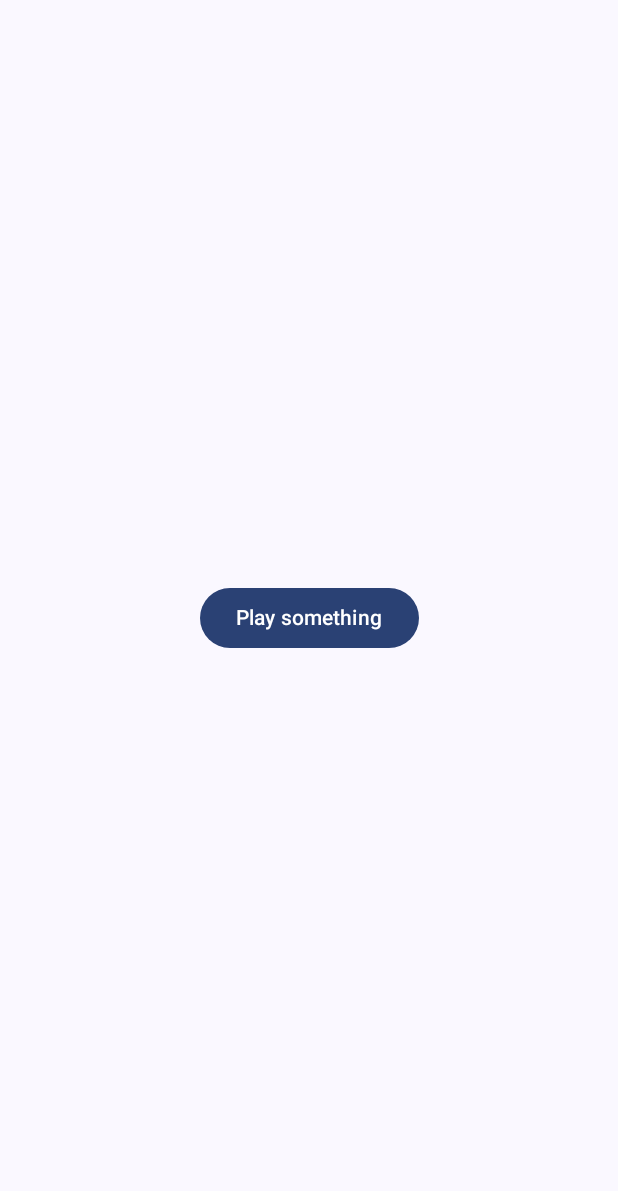
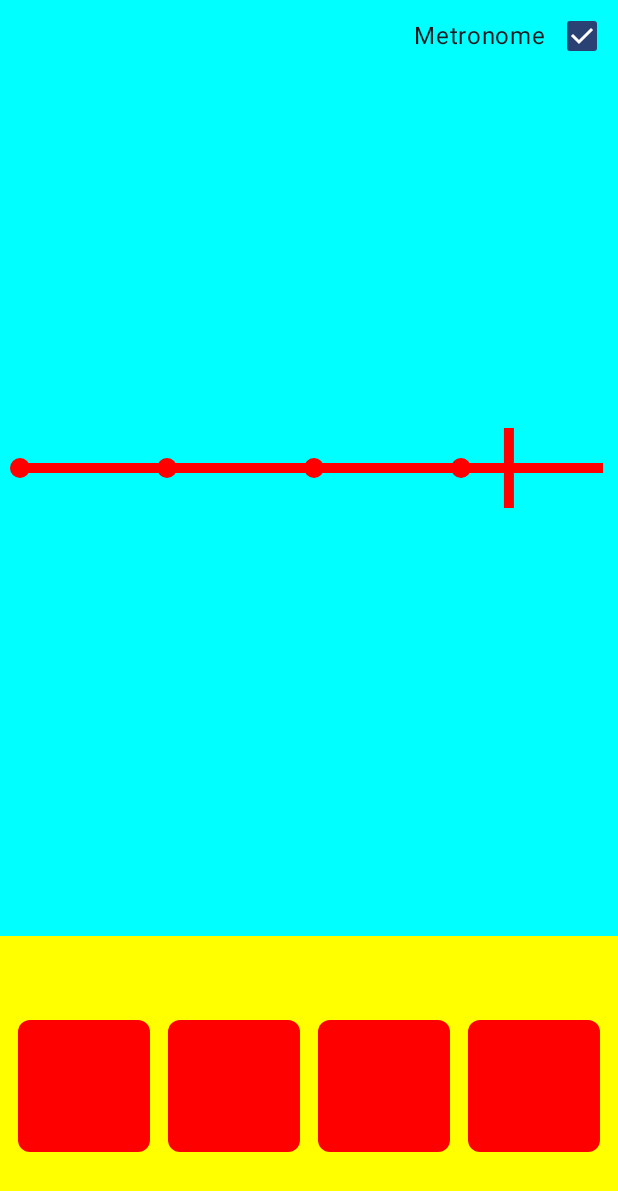
Before and after one commit to Cybernetick/JucyAndroid, an Android app built with Jetpack Compose: the screen it shows after launch (MainActivity), on a phone screen of 412 x 824 dp. Shown: the top 1191 px of the screen. Run offline under Robolectric (Android 15) with nearby library versions, the phone set to English and light mode, and no system bars; 2 statements that could not run were skipped.

Commit message:
add simple drumpad view

```diff
--- /dev/null
+++ b/app/src/main/java/personal/vankhulup/synthbridge/DrumpadView.kt
@@ -0,0 +1,156 @@
+package personal.vankhulup.synthbridge
+
+import androidx.compose.animation.core.LinearEasing
+import androidx.compose.animation.core.RepeatMode
+import androidx.compose.animation.core.animateFloat
+import androidx.compose.animation.core.infiniteRepeatable
+import androidx.compose.animation.core.rememberInfiniteTransition
+import androidx.compose.animation.core.tween
+import androidx.compose.foundation.Canvas
+import androidx.compose.foundation.background
+import androidx.compose.foundation.clickable
+import androidx.compose.foundation.layout.Arrangement
+import androidx.compose.foundation.layout.Box
+import androidx.compose.foundation.layout.Column
+import androidx.compose.foundation.layout.Row
+import androidx.compose.foundation.layout.Spacer
+import androidx.compose.foundation.layout.aspectRatio
+import androidx.compose.foundation.layout.fillMaxSize
+import androidx.compose.foundation.layout.fillMaxWidth
+import androidx.compose.foundation.layout.height
+import androidx.compose.foundation.layout.padding
+import androidx.compose.foundation.layout.width
+import androidx.compose.foundation.layout.wrapContentSize
+import androidx.compose.foundation.shape.CornerSize
+import androidx.compose.foundation.shape.RoundedCornerShape
+import androidx.compose.material3.Checkbox
+import androidx.compose.material3.Text
+import androidx.compose.runtime.Composable
+import androidx.compose.runtime.getValue
+import androidx.compose.runtime.mutableStateOf
+import androidx.compose.runtime.remember
+import androidx.compose.runtime.setValue
+import androidx.compose.ui.Alignment
+import androidx.compose.ui.Modifier
+import androidx.compose.ui.draw.clip
+import androidx.compose.ui.geometry.Offset
+import androidx.compose.ui.geometry.center
+import androidx.compose.ui.graphics.Color
+import androidx.compose.ui.graphics.drawscope.DrawScope
+import androidx.compose.ui.tooling.preview.Preview
+import androidx.compose.ui.unit.dp
+import java.util.concurrent.TimeUnit
+
+@Composable
+@Preview
+fun DrumpadView() {
+    var checked by remember {
+        mutableStateOf(true)
+    }
+    Box {
+        Column(
+            modifier =
+                Modifier
+                    .fillMaxSize()
+                    .background(Color.Blue),
+        ) {
+            val infiniteTransition = rememberInfiniteTransition(label = "chrono")
+            val offset by infiniteTransition.animateFloat(
+                initialValue = 0f,
+                targetValue = 1f,
+                animationSpec =
+                    infiniteRepeatable(
+                        animation = tween(TimeUnit.SECONDS.toMillis(5).toInt(), delayMillis = 0, easing = LinearEasing),
+                        repeatMode = RepeatMode.Restart,
+                    ),
+                label = "chronoOffset",
+            )
+            Canvas(
+                modifier =
+                    Modifier
+                        .fillMaxSize()
+                        .background(Color.Cyan)
+                        .padding(horizontal = 10.dp)
+                        .weight(1f),
+            ) {
+                drawChronometerBar()
+                drawBtmBars()
+                drawChronometerProgressIndicator(offset)
+            }
+            Row(
+                modifier =
+                    Modifier
+                        .fillMaxWidth()
+                        .background(Color.Yellow)
+                        .height(200.dp),
+                horizontalArrangement = Arrangement.SpaceAround,
+                verticalAlignment = Alignment.CenterVertically,
+            ) {
+                Spacer(modifier = Modifier.width(12.dp))
+                DrumpadButton(modifier = Modifier.weight(1f))
+                Spacer(modifier = Modifier.width(12.dp))
+                DrumpadButton(modifier = Modifier.weight(1f))
+                Spacer(modifier = Modifier.width(12.dp))
+                DrumpadButton(modifier = Modifier.weight(1f))
+                Spacer(modifier = Modifier.width(12.dp))
+                DrumpadButton(modifier = Modifier.weight(1f))
+                Spacer(modifier = Modifier.width(12.dp))
+            }
+        }
+        Row(
+            modifier =
+                Modifier
+                    .wrapContentSize()
+                    .align(Alignment.TopEnd),
+            verticalAlignment = Alignment.CenterVertically,
+        ) {
+            Text(text = "Metronome")
+            Checkbox(checked = checked, onCheckedChange = {
+                checked = it
+            })
+        }
+    }
+}
+
+private fun DrawScope.drawChronometerBar() =
+    drawLine(
+        color = Color.Red,
+        strokeWidth = 10f,
+        start = Offset(x = 0f, y = size.center.y),
+        end = Offset(x = size.width, y = size.center.y),
+    )
+
+private fun DrawScope.drawChronometerProgressIndicator(offset: Float) =
+    drawLine(
+        color = Color.Red,
+        strokeWidth = 10f,
+        start =
+            Offset(
+                x =
+                    size.width * offset,
+                y = size.center.y - 40,
+            ),
+        end = Offset(x = size.width * offset, y = size.center.y + 40),
+    )
+
+private fun DrawScope.drawBtmBars() {
+    val quadrantSize = size / 4f
+    drawCircle(Color.Red, radius = 10f, center = Offset(x = 5f, y = this.center.y))
+    drawCircle(Color.Red, radius = 10f, center = Offset(x = quadrantSize.width + 5f, y = this.center.y))
+    drawCircle(Color.Red, radius = 10f, center = Offset(x = 2 * quadrantSize.width + 5f, y = this.center.y))
+    drawCircle(Color.Red, radius = 10f, center = Offset(x = 3 * quadrantSize.width + 5f, y = this.center.y))
+}
+
+@Composable
+@Preview(widthDp = 120, heightDp = 120)
+fun DrumpadButton(modifier: Modifier = Modifier) {
+    Box(
+        modifier =
+            modifier
+                .aspectRatio(1f)
+                .fillMaxSize()
+                .clip(RoundedCornerShape(corner = CornerSize(8.dp)))
+                .clickable { }
+                .background(Color.Red),
+    )
+}
--- a/app/src/main/java/personal/vankhulup/synthbridge/MainActivity.kt
+++ b/app/src/main/java/personal/vankhulup/synthbridge/MainActivity.kt
@@ -2,26 +2,18 @@ package personal.vankhulup.synthbridge
 
 import android.content.res.AssetManager
 import android.os.Bundle
-import android.view.MotionEvent
 import androidx.activity.ComponentActivity
 import androidx.activity.compose.setContent
 import androidx.compose.foundation.layout.fillMaxSize
-import androidx.compose.foundation.layout.wrapContentHeight
-import androidx.compose.foundation.layout.wrapContentSize
-import androidx.compose.material3.Button
 import androidx.compose.material3.MaterialTheme
 import androidx.compose.material3.Surface
 import androidx.compose.material3.Text
 import androidx.compose.runtime.Composable
-import androidx.compose.ui.ExperimentalComposeUiApi
 import androidx.compose.ui.Modifier
-import androidx.compose.ui.input.pointer.motionEventSpy
-import androidx.compose.ui.input.pointer.pointerInput
 import androidx.compose.ui.tooling.preview.Preview
 import personal.vankhulup.synthbridge.ui.theme.SynthBridgeTheme
 
 class MainActivity : ComponentActivity() {
-  @OptIn(ExperimentalComposeUiApi::class)
     override fun onCreate(savedInstanceState: Bundle?) {
         super.onCreate(savedInstanceState)
         startEngine(assets)
@@ -29,11 +21,7 @@ class MainActivity : ComponentActivity() {
             SynthBridgeTheme {
                 // A surface container using the 'background' color from the theme
                 Surface(modifier = Modifier.fillMaxSize(), color = MaterialTheme.colorScheme.background) {
-          Button(modifier = Modifier
-            .wrapContentSize() ,
-            onClick = { tap(true)}) {
-            Text(text = "Play something")
-          }
+                    DrumpadView()
                 }
             }
         }
@@ -51,15 +39,20 @@ class MainActivity : ComponentActivity() {
     }
 
     external fun startEngine(assetManager: AssetManager)
+
     external fun stopEngine()
+
     external fun tap(isNoteOn: Boolean)
 }
 
 @Composable
-fun Greeting(name: String, modifier: Modifier = Modifier) {
+fun Greeting(
+    name: String,
+    modifier: Modifier = Modifier,
+) {
     Text(
         text = "Hello $name!",
-    modifier = modifier
+        modifier = modifier,
     )
 }
 
```
Also changed, not shown: 2 other files. Lines whose indentation alone changed are shown as unchanged.
